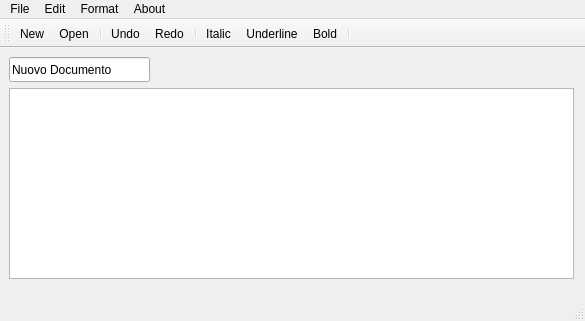
Above: client/mainwindow.ui from SimoneDutto/CollaborativeEditor before the change. Below: the same form after it.
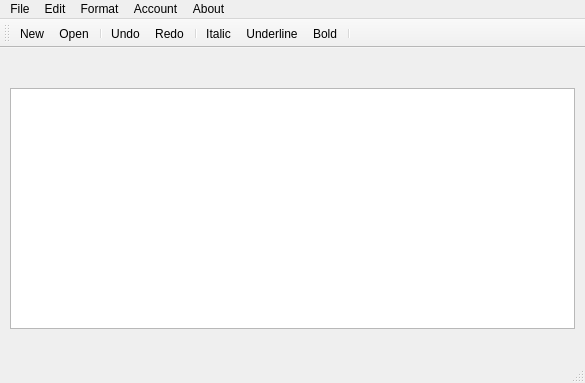
That is the form after the change. Icons and pictures are not drawn.

Commit message: Add uri popup, dark theme, possibility to edit profile, log out,

Diff of the .ui file:
```diff
--- a/client/mainwindow.ui
+++ b/client/mainwindow.ui
@@ -7,35 +7,29 @@
     <x>0</x>
     <y>0</y>
     <width>585</width>
-    <height>321</height>
+    <height>383</height>
    </rect>
   </property>
   <property name="windowTitle">
    <string>MainWindow</string>
   </property>
   <widget class="QWidget" name="centralWidget">
-   <widget class="QLineEdit" name="lineEdit">
-    <property name="geometry">
-     <rect>
-      <x>9</x>
-      <y>9</y>
-      <width>141</width>
-      <height>25</height>
-     </rect>
-    </property>
-    <property name="text">
-     <string>Nuovo Documento</string>
-    </property>
-   </widget>
    <widget class="QTextEdit" name="textEdit">
     <property name="geometry">
      <rect>
-      <x>9</x>
+      <x>10</x>
       <y>40</y>
       <width>565</width>
-      <height>191</height>
+      <height>241</height>
      </rect>
     </property>
+    <property name="html">
+     <string>&lt;!DOCTYPE HTML PUBLIC &quot;-//W3C//DTD HTML 4.0//EN&quot; &quot;http://www.w3.org/TR/REC-html40/strict.dtd&quot;&gt;
+&lt;html&gt;&lt;head&gt;&lt;meta name=&quot;qrichtext&quot; content=&quot;1&quot; /&gt;&lt;style type=&quot;text/css&quot;&gt;
+p, li { white-space: pre-wrap; }
+&lt;/style&gt;&lt;/head&gt;&lt;body style=&quot; font-family:'.AppleSystemUIFont'; font-size:13pt; font-weight:400; font-style:normal;&quot;&gt;
+&lt;p style=&quot;-qt-paragraph-type:empty; margin-top:0px; margin-bottom:0px; margin-left:0px; margin-right:0px; -qt-block-indent:0; text-indent:0px; font-family:'.AppleSystemUIFont';&quot;&gt;&lt;br /&gt;&lt;/p&gt;&lt;/body&gt;&lt;/html&gt;</string>
+    </property>
    </widget>
    <zorder>textEdit</zorder>
    <zorder>lineEdit</zorder>
@@ -86,9 +80,17 @@
     <addaction name="actionColor"/>
     <addaction name="actionBackgorund_Color"/>
    </widget>
+   <widget class="QMenu" name="menuAccount">
+    <property name="title">
+     <string>Account</string>
+    </property>
+    <addaction name="actionEdit_Profile"/>
+    <addaction name="actionLog_Out"/>
+   </widget>
    <addaction name="menuFile"/>
    <addaction name="menuEdit"/>
    <addaction name="menuFormat"/>
+   <addaction name="menuAccount"/>
    <addaction name="menuAbout"/>
   </widget>
   <widget class="QToolBar" name="mainToolBar">
```
Left out of the diff: 53 changed lines with no effect on the pictures. The commit also changes 25 other files.
